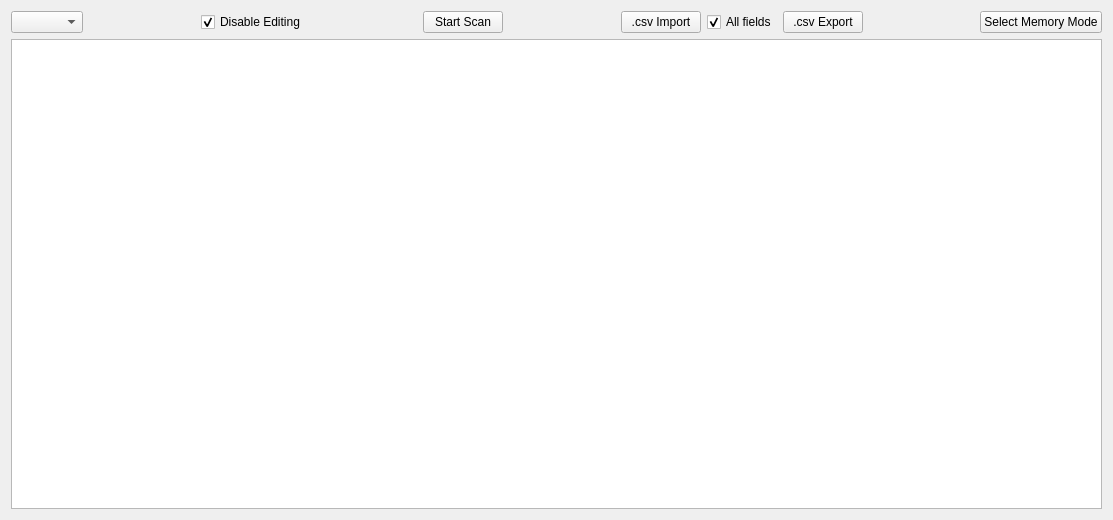
Old version of the form src/memories.ui in the repository kazushinjo/wfview-win.
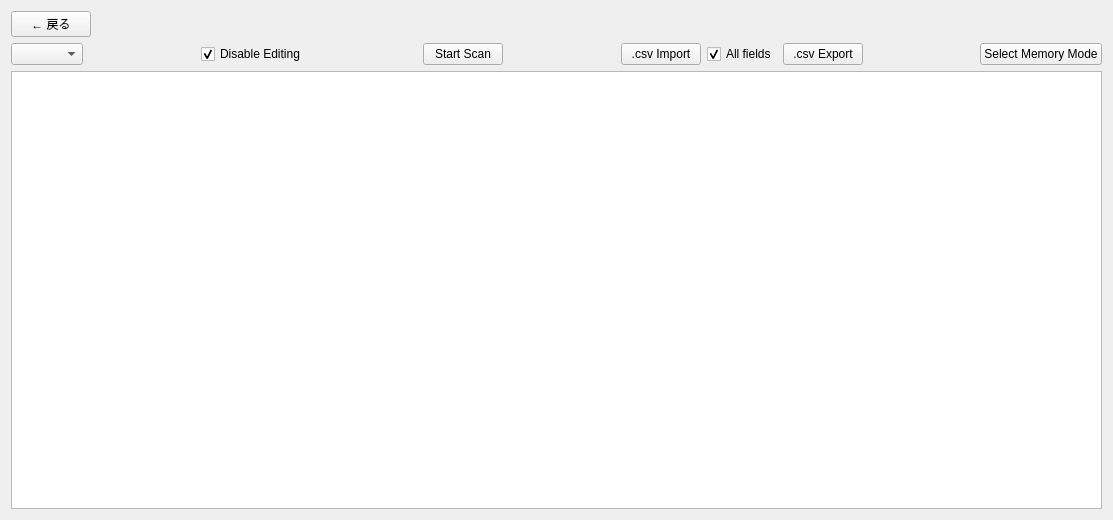
New version of the form. Custom widgets are drawn as their Qt base class.

Commit message: Add Help viewer, lock SWR/Tx meters, double-click exit, back buttons, JA labels

What changed in the file:
```diff
--- a/src/memories.ui
+++ b/src/memories.ui
@@ -19,6 +19,30 @@
      <property name="sizeConstraint">
       <enum>QLayout::SizeConstraint::SetMaximumSize</enum>
      </property>
+     <item>
+      <layout class="QHBoxLayout" name="backButtonLayout">
+       <item>
+        <widget class="QPushButton" name="backBtn">
+         <property name="text">
+          <string>← 戻る</string>
+         </property>
+        </widget>
+       </item>
+       <item>
+        <spacer name="backButtonSpacer">
+         <property name="orientation">
+          <enum>Qt::Orientation::Horizontal</enum>
+         </property>
+         <property name="sizeHint" stdset="0">
+          <size>
+           <width>40</width>
+           <height>20</height>
+          </size>
+         </property>
+        </spacer>
+       </item>
+      </layout>
+     </item>
      <item>
       <layout class="QHBoxLayout" name="horizontalLayout">
        <item>
```
The commit also changes 19 other files.
